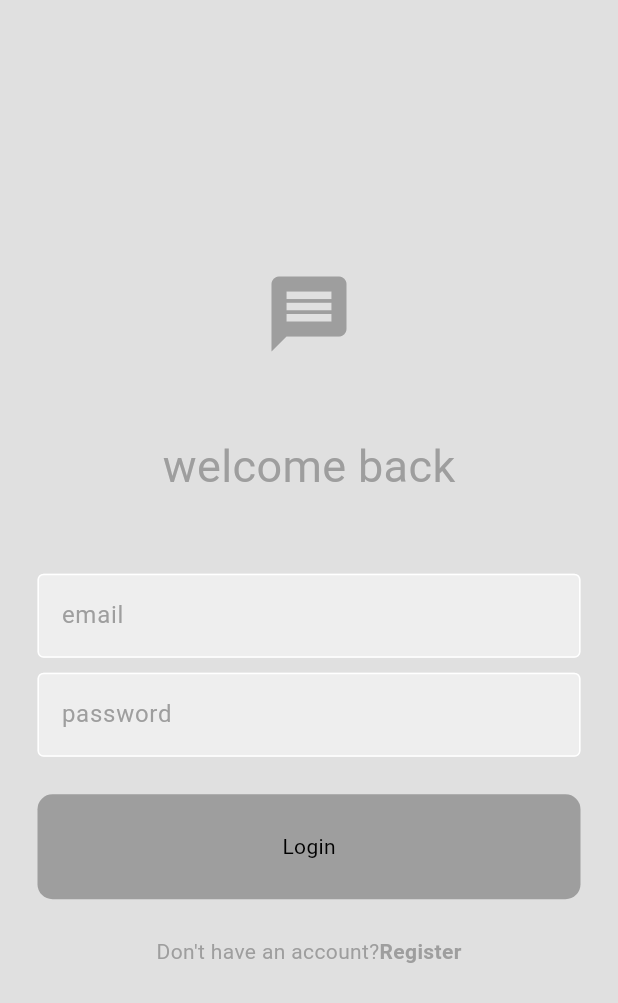
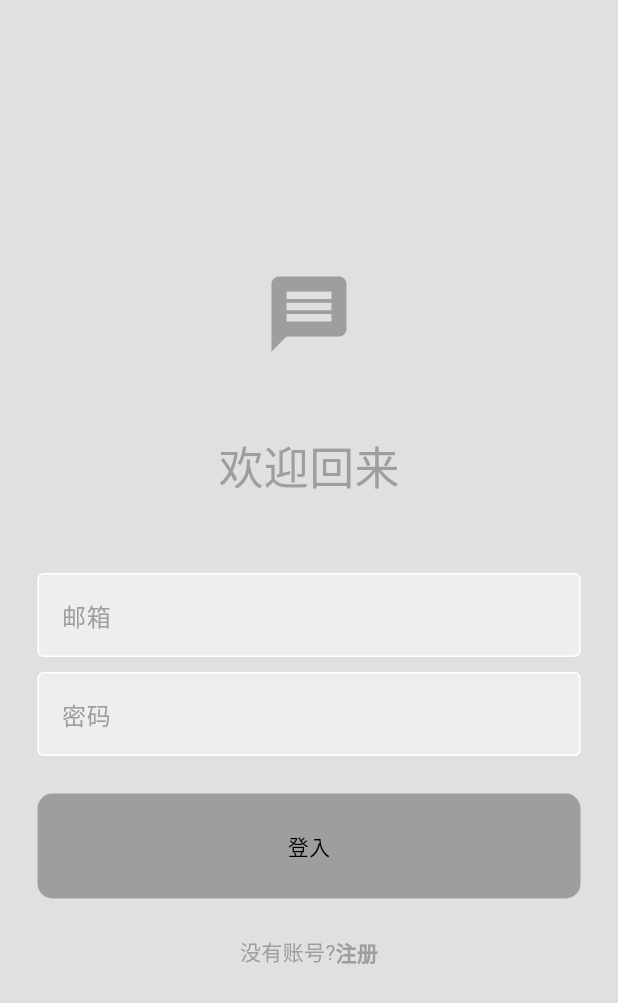
Before and after one commit to sanbei101/flutter-chat-mini, a Flutter app: the screen it shows after launch, on a phone screen of 412 x 824 dp. Shown: the top 1003 px of the screen. Run offline on Flutter 3.47's test engine with Material 3 defaults, Android fonts, the phone set to English and light mode, and no system bars; our stand-ins replace supabase_flutter; accounts and stored records are empty.

Commit message:
中文化，注释

```diff
--- a/lib/pages/login_page.dart
+++ b/lib/pages/login_page.dart
@@ -59,7 +59,7 @@ class LoginPage extends StatelessWidget {
 
             // 欢迎回来消息
             Text(
-              "welcome back",
+              "欢迎回来",
               style: TextStyle(
                   color: Theme.of(context).colorScheme.primary, fontSize: 30),
             ),
@@ -71,7 +71,7 @@ class LoginPage extends StatelessWidget {
             // 邮箱输入框
             MyTextfiled(
               controller: _emailController,
-              hintText: "email",
+              hintText: "邮箱",
               obscureText: false,
             ),
 
@@ -82,7 +82,7 @@ class LoginPage extends StatelessWidget {
             // 密码输入框
             MyTextfiled(
               controller: _passwordController,
-              hintText: "password",
+              hintText: "密码",
               obscureText: true,
             ),
 
@@ -92,7 +92,7 @@ class LoginPage extends StatelessWidget {
 
             // 登录按钮
             MyButton(
-              text: "Login",
+              text: "登入",
               onTap: () => login(context),
             ),
 
@@ -105,7 +105,7 @@ class LoginPage extends StatelessWidget {
               children: [
                 // 显示提示用户注册的文本
                 Text(
-                  "Don't have an account?",
+                  "没有账号?",
                   style: TextStyle(
                     color: Theme.of(context).colorScheme.primary,
                   ),
@@ -115,7 +115,7 @@ class LoginPage extends StatelessWidget {
                   // 当用户点击注册文本时，触发 onTap 回调
                   onTap: onTap,
                   child: Text(
-                    "Register",
+                    "注册",
                     style: TextStyle(
                       color: Theme.of(context).colorScheme.primary,
                       fontWeight: FontWeight.bold,
--- a/lib/pages/register_page.dart
+++ b/lib/pages/register_page.dart
@@ -67,7 +67,7 @@ class RegisterPage extends StatelessWidget {
 
             // 注册消息
             Text(
-              "register",
+              "欢迎你注册",
               style: TextStyle(
                   color: Theme.of(context).colorScheme.primary, fontSize: 30),
             ),
@@ -79,7 +79,7 @@ class RegisterPage extends StatelessWidget {
             // 邮箱输入框
             MyTextfiled(
               controller: _emailController,
-              hintText: "email",
+              hintText: "邮箱",
               obscureText: false,
             ),
 
@@ -90,7 +90,7 @@ class RegisterPage extends StatelessWidget {
             // 密码输入框
             MyTextfiled(
               controller: _passwordController,
-              hintText: "password",
+              hintText: "密码",
               obscureText: true,
             ),
 
@@ -101,7 +101,7 @@ class RegisterPage extends StatelessWidget {
             // 确认密码输入框
             MyTextfiled(
               controller: _confirmPwController,
-              hintText: "confirm password",
+              hintText: "确认密码",
               obscureText: true,
             ),
 
@@ -111,7 +111,7 @@ class RegisterPage extends StatelessWidget {
 
             // 注册按钮
             MyButton(
-              text: "register",
+              text: "注册",
               onTap: () => register(context),
             ),
 
@@ -124,7 +124,7 @@ class RegisterPage extends StatelessWidget {
               children: [
                 // 显示提示用户登录的文本
                 Text(
-                  "already have an account?",
+                  "已经有账号?",
                   style: TextStyle(
                     color: Theme.of(context).colorScheme.primary,
                   ),
@@ -134,7 +134,7 @@ class RegisterPage extends StatelessWidget {
                   // 当用户点击登录文本时，触发 onTap 回调
                   onTap: onTap,
                   child: Text(
-                    "login",
+                    "登入",
                     style: TextStyle(
                       color: Theme.of(context).colorScheme.primary,
                       fontWeight: FontWeight.bold,
--- a/lib/service/chat/chat_service.dart
+++ b/lib/service/chat/chat_service.dart
@@ -41,13 +41,8 @@ class ChatService {
   // 发送消息
   Future<void> sendMessage(String receiveEmail, String message) async {
     // 获取当前用户信息
-    final currentUserEmail = _supabaseClient.auth.currentUser!.email;
+    final currentUserEmail = _supabaseClient.auth.currentUser!.email!;
     final DateTime timeStamp = DateTime.now();
-
-    if (currentUserEmail == null) {
-      // 处理用户未登录或邮箱为空的情况
-      return;
-    }
 
     // 创建消息
     Message newMessage = Message(
```
Also changed, not shown: lib/pages/chat_page.dart (+22 -16 lines), lib/pages/home_page.dart (+6 -6 lines).
